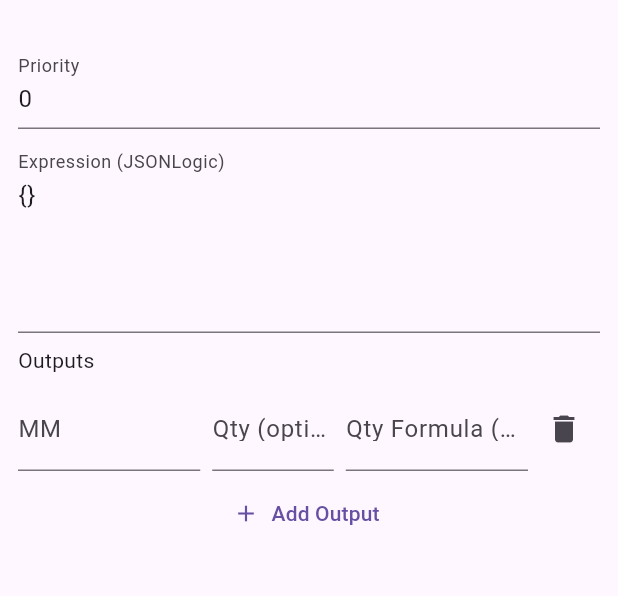
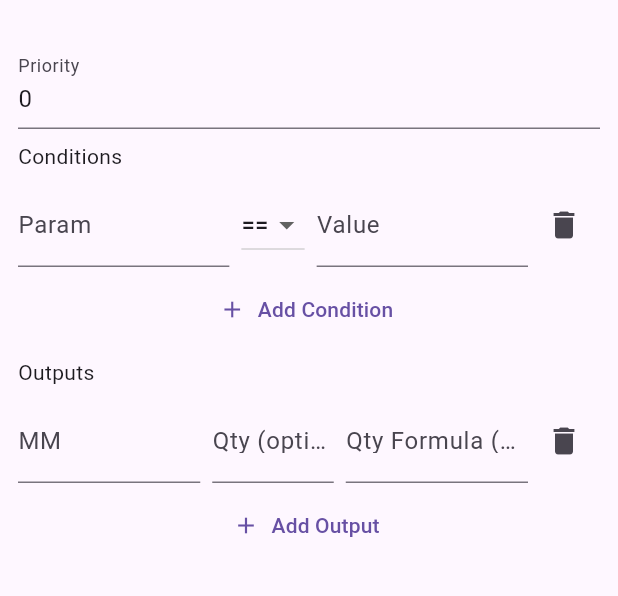
Before and after one commit to RaikaTempest/BOMTest3, a Flutter app: the RuleWizard screen opened directly with empty values, on a phone screen of 412 x 824 dp, the part 57-653 px from its top. Run offline on Flutter 3.47's test engine with Material 3 defaults, Android fonts, the phone set to English and light mode, and no system bars; missing offline and left inert: dart:html.

Commit message:
chore: format rule wizard

```diff
--- a/lib/ui/rule_wizard.dart
+++ b/lib/ui/rule_wizard.dart
@@ -1,5 +1,3 @@
-import 'dart:convert';
-
 import 'package:flutter/material.dart';
 
 import '../core/models.dart';
@@ -43,9 +41,45 @@ class _OutputFields {
   }
 }
 
+class _ConditionFields {
+  final TextEditingController param = TextEditingController();
+  String op;
+  final TextEditingController value = TextEditingController();
+
+  _ConditionFields({String? param, this.op = '==', String? value}) {
+    this.param.text = param ?? '';
+    this.value.text = value ?? '';
+  }
+
+  void dispose() {
+    param.dispose();
+    value.dispose();
+  }
+
+  Map<String, dynamic> toJsonLogic() {
+    final valText = value.text.trim();
+    dynamic val = int.tryParse(valText);
+    val ??= double.tryParse(valText);
+    if (val == null) {
+      final lower = valText.toLowerCase();
+      if (lower == 'true' || lower == 'false') {
+        val = lower == 'true';
+      } else {
+        val = valText;
+      }
+    }
+    return {
+      op: [
+        {'var': param.text.trim()},
+        val,
+      ],
+    };
+  }
+}
+
 class _RuleWizardState extends State<RuleWizard> {
   late final TextEditingController priority;
-  late final TextEditingController expr;
+  final List<_ConditionFields> _conditions = [];
   final List<_OutputFields> _outputs = [];
 
   @override
@@ -53,30 +87,48 @@ class _RuleWizardState extends State<RuleWizard> {
     super.initState();
     final e = widget.existing;
 
-    priority =
-        TextEditingController(text: e?.priority.toString() ?? '0');
-    expr = TextEditingController(
-        text: e == null ? '{}' : jsonEncode(e.expr));
+    priority = TextEditingController(text: e?.priority.toString() ?? '0');
 
-    final outputs = e?.outputs.isNotEmpty == true
-        ? e!.outputs
-        : [OutputSpec(mm: '', qty: null, qtyFormula: null)];
+    if (e != null) {
+      _loadExpr(e.expr);
+    }
+    if (_conditions.isEmpty) {
+      _conditions.add(_ConditionFields());
+    }
+
+    final outputs =
+        e?.outputs.isNotEmpty == true
+            ? e!.outputs
+            : [OutputSpec(mm: '', qty: null, qtyFormula: null)];
     for (final o in outputs) {
-
-      _outputs.add(_OutputFields(
-          mm: o.mm, qty: o.qty, qtyFormula: o.qtyFormula));
-
+      _outputs.add(
+        _OutputFields(mm: o.mm, qty: o.qty, qtyFormula: o.qtyFormula),
+      );
     }
   }
 
   @override
   void dispose() {
     priority.dispose();
-    expr.dispose();
+    for (final c in _conditions) {
+      c.dispose();
+    }
     for (final o in _outputs) {
       o.dispose();
     }
     super.dispose();
+  }
+
+  void _addCondition() {
+    setState(() {
+      _conditions.add(_ConditionFields());
+    });
+  }
+
+  void _removeCondition(int index) {
+    setState(() {
+      _conditions.removeAt(index);
+    });
   }
 
   void _addOutput() {
@@ -93,8 +145,11 @@ class _RuleWizardState extends State<RuleWizard> {
 
   Future<void> _save() async {
     try {
+      final conds = _conditions.map((e) => e.toJsonLogic()).toList();
+      final Map<String, dynamic> expr =
+          conds.length == 1 ? conds.first : {'and': conds};
       final rule = RuleDef(
-        expr: (jsonDecode(expr.text) as Map).cast<String, dynamic>(),
+        expr: expr,
         outputs: _outputs.map((e) => e.toOutputSpec()).toList(),
         priority: int.tryParse(priority.text) ?? 0,
       );
@@ -117,10 +172,54 @@ class _RuleWizardState extends State<RuleWizard> {
     } catch (e) {
       if (!mounted) return;
 
-      ScaffoldMessenger.of(context)
-          .showSnackBar(SnackBar(content: Text('Save error: $e')));
+      ScaffoldMessenger.of(
+        context,
+      ).showSnackBar(SnackBar(content: Text('Save error: $e')));
+    }
+  }
 
-    }
+  Widget _buildCondition(_ConditionFields f, int index) {
+    return Padding(
+      padding: const EdgeInsets.symmetric(vertical: 4),
+      child: Row(
+        children: [
+          Expanded(
+            flex: 3,
+            child: TextField(
+              controller: f.param,
+              decoration: const InputDecoration(labelText: 'Param'),
+            ),
+          ),
+          const SizedBox(width: 8),
+          DropdownButton<String>(
+            value: f.op,
+            onChanged: (v) {
+              if (v != null) {
+                setState(() {
+                  f.op = v;
+                });
+              }
+            },
+            items:
+                const ['==', '!=', '>', '>=', '<', '<=']
+                    .map((e) => DropdownMenuItem(value: e, child: Text(e)))
+                    .toList(),
+          ),
+          const SizedBox(width: 8),
+          Expanded(
+            flex: 3,
+            child: TextField(
+              controller: f.value,
+              decoration: const InputDecoration(labelText: 'Value'),
+            ),
+          ),
+          IconButton(
+            onPressed: () => _removeCondition(index),
+            icon: const Icon(Icons.delete),
+          ),
+        ],
+      ),
+    );
   }
 
   Widget _buildOutput(_OutputFields f, int index) {
@@ -141,8 +240,7 @@ class _RuleWizardState extends State<RuleWizard> {
             child: TextField(
               controller: f.qty,
 
-              decoration:
-                  const InputDecoration(labelText: 'Qty (optional)'),
+              decoration: const InputDecoration(labelText: 'Qty (optional)'),
 
               keyboardType: TextInputType.number,
             ),
@@ -153,9 +251,8 @@ class _RuleWizardState extends State<RuleWizard> {
             child: TextField(
               controller: f.qtyFormula,
               decoration: const InputDecoration(
-
-                  labelText: 'Qty Formula (optional)'),
-
+                labelText: 'Qty Formula (optional)',
+              ),
             ),
           ),
           IconButton(
@@ -165,6 +262,37 @@ class _RuleWizardState extends State<RuleWizard> {
         ],
       ),
     );
+  }
+
+  void _loadExpr(Map<String, dynamic> expr) {
+    _conditions.clear();
+    Map<String, dynamic> m = expr;
+    if (m.containsKey('and')) {
+      final list = m['and'] as List;
+      for (final e in list) {
+        _conditions.add(_conditionFromExpr((e as Map).cast<String, dynamic>()));
+      }
+    } else {
+      _conditions.add(_conditionFromExpr(m));
+    }
+  }
+
+  _ConditionFields _conditionFromExpr(Map<String, dynamic> m) {
+    if (m.isEmpty) return _ConditionFields();
+    final op = m.keys.first;
+    final args = m[op] as List;
+    String param = '';
+    String value = '';
+    if (args.isNotEmpty) {
+      final first = args[0];
+      if (first is Map && first['var'] is String) {
+        param = first['var'] as String;
+      }
+      if (args.length > 1) {
+        value = '${args[1]}';
+      }
+    }
+    return _ConditionFields(param: param, op: op, value: value);
   }
 
   @override
@@ -189,21 +317,24 @@ class _RuleWizardState extends State<RuleWizard> {
               keyboardType: TextInputType.number,
             ),
             const SizedBox(height: 8),
-            TextField(
-              controller: expr,
-              decoration: const InputDecoration(
-                labelText: 'Expression (JSONLogic)',
-              ),
-              maxLines: 4,
+            const Text('Conditions'),
+            const SizedBox(height: 4),
+            ..._conditions
+                .asMap()
+                .entries
+                .map((e) => _buildCondition(e.value, e.key))
+                .toList(),
+            TextButton.icon(
+              onPressed: _addCondition,
+              icon: const Icon(Icons.add),
+              label: const Text('Add Condition'),
             ),
             const SizedBox(height: 8),
             const Text('Outputs'),
             const SizedBox(height: 4),
-
             ..._outputs
                 .asMap()
                 .entries
-
                 .map((e) => _buildOutput(e.value, e.key))
                 .toList(),
             TextButton.icon(
```
